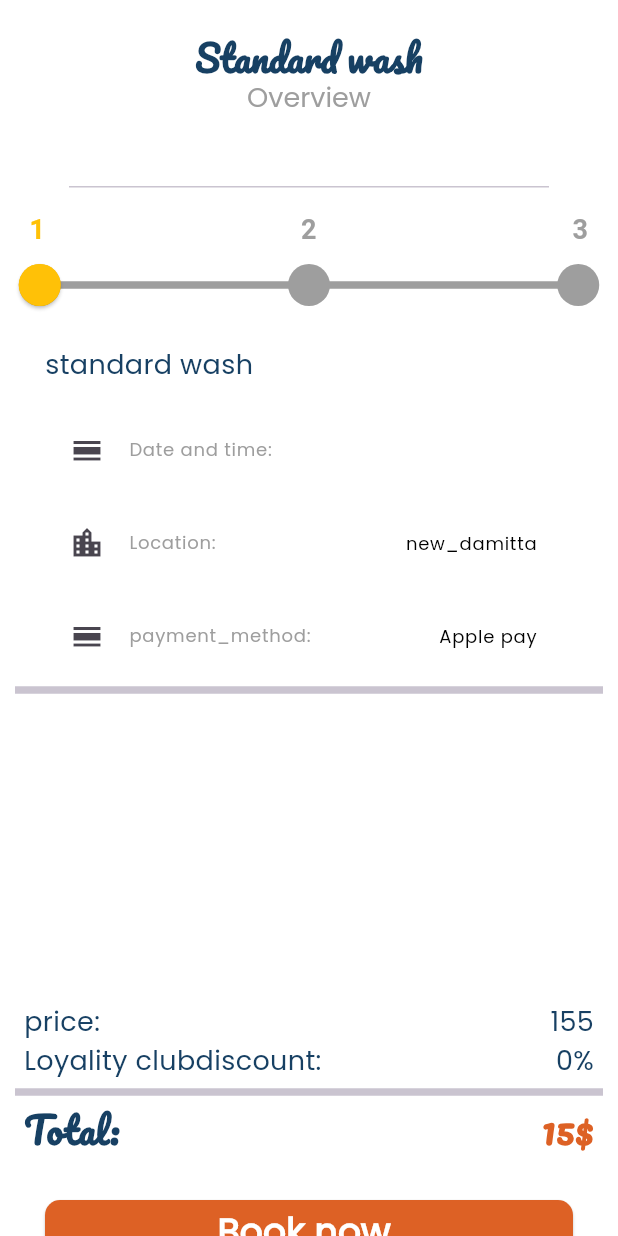
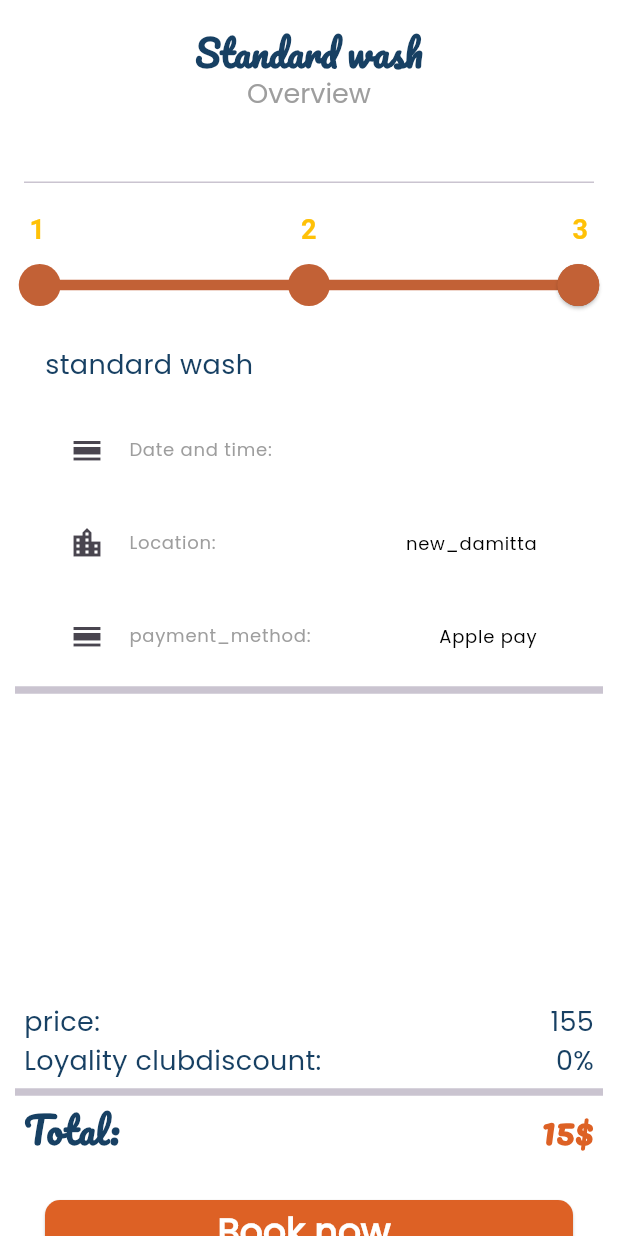
Before and after one commit to AhmedRe33t/car-wash, a Flutter app: the OverView screen opened by its route, on a phone screen of 412 x 824 dp. Run offline on Flutter 3.47's test engine with Material 3 defaults, Android fonts, the phone set to English and light mode, and no system bars; our stand-ins replace cached_network_image, carousel_slider, cloud_firestore, firebase_auth, firebase_core, flutter_bloc and 7 more; accounts and stored records are empty.

Commit message:
standered screens

```diff
--- a/lib/features/splash/presentation/view/splash_view.dart
+++ b/lib/features/splash/presentation/view/splash_view.dart
@@ -31,7 +31,7 @@ class _SplashViewState extends State<SplashView> {
                       const SliverToBoxAdapter(child: CustomSplashImage(),),
                       SliverToBoxAdapter(child: SizedBox(height: 100.h,),),
                        SliverToBoxAdapter(child: CustomBtn(text: 'Get Started ',color: AppColors.amperColor,onPressed: () {
-                        customNavigaeReplacement(context, path: '/overView');
+                        customNavigaeReplacement(context, path: '/dateTimeView');
                       },),)
 
 
--- a/lib/features/standered_wash/presentation/view/date_time.dart
+++ b/lib/features/standered_wash/presentation/view/date_time.dart
@@ -1,4 +1,5 @@
 
+import 'package:carwashing/core/functions/navigation.dart';
 import 'package:carwashing/core/utils/app_colors.dart';
 import 'package:carwashing/core/utils/app_text_style.dart';
 import 'package:carwashing/core/widgets/custom_btn.dart';
@@ -25,7 +26,7 @@ class DateTimeView extends StatelessWidget {
       ),
       body: CustomScrollView(
         slivers: [
-          SliverToBoxAdapter(child: CustomSliderThem(),),
+          SliverToBoxAdapter(child: CustomSliderThem(indexTop: 0,),),
           SliverToBoxAdapter(child: SizedBox(height: 10.h,),),
           SliverToBoxAdapter(child: Text('Select your date and time',style: CustomTextStyle.poppins500style18.copyWith(color: AppColors.primaryColor),),),
           SliverToBoxAdapter(child: Text('select days when wash is available',style: CustomTextStyle.poppins500style18,),),
@@ -35,7 +36,7 @@ class DateTimeView extends StatelessWidget {
          SliverToBoxAdapter(child: Padding(
            padding: const EdgeInsets.all(30),
            child: CustomBtn(text: 'Next ',color: AppColors.amperColor,onPressed: () {
-
+                         customNavigate(context, path: '/overView');
                         },),
          ),)
 
--- a/lib/features/standered_wash/presentation/view/over_view.dart
+++ b/lib/features/standered_wash/presentation/view/over_view.dart
@@ -20,15 +20,14 @@ class OverView extends StatelessWidget {
         backgroundColor: Colors.white,
         centerTitle: true,
 
-        title:const Padding(
-      padding:  EdgeInsets.only(top: 6,right: 30,left: 30,bottom: 0),
-      child: standered_screens(title: 'Standard wash', subTitle: 'Overview',),
+        title:const
+       standered_screens(title: 'Standard wash', subTitle: 'Overview',),
 
 
-        )),
+        ),
       body: CustomScrollView(
         slivers: [
-          SliverToBoxAdapter(child: CustomSliderThem(),),
+          SliverToBoxAdapter(child: CustomSliderThem(indexTop: 2,),),
           SliverToBoxAdapter(child: SizedBox(height: 10.h,),),
           SliverToBoxAdapter(child:  Padding(
       padding: const EdgeInsets.only(top: 6,right: 30,left: 30,bottom: 0),
--- a/lib/features/standered_wash/presentation/widgets/custom_slider.dart
+++ b/lib/features/standered_wash/presentation/widgets/custom_slider.dart
@@ -1,25 +1,26 @@
+import 'package:carwashing/core/utils/app_colors.dart';
 import 'package:carwashing/features/standered_wash/presentation/widgets/utils.dart';
 import 'package:flutter/material.dart';
 
 class CustomSliderThem extends StatefulWidget {
-   CustomSliderThem({super.key});
-
+   CustomSliderThem({super.key, required this.indexTop});
+   int indexTop;
   @override
   State<CustomSliderThem> createState() => _CustomSliderThemState();
 }
 
 class _CustomSliderThemState extends State<CustomSliderThem> {
-     final Color activeColor=Colors.amber;
+     final Color activeColor=AppColors.deepAmperColor;
 
      final Color inActiveColor=Colors.grey;
 
      final double thumReduies=14;
 
      final double tickMarkReduies=14;
-     int indexTop=0;
+
 
       double valu=0;
-    final List<num>nums=[1,2,3];
+
   @override
   Widget build(BuildContext context) {
     final labels=['1','2','3'];
@@ -40,7 +41,7 @@ class _CustomSliderThemState extends State<CustomSliderThem> {
                 final selectedColor=Colors.amber;
                 final unselectedColor=Colors.grey;
 
-                final isSelected=index<=indexTop;
+                final isSelected=index<=widget.indexTop;
 
                 final color=isSelected?selectedColor:unselectedColor;
                 return buildLabel(label: labels, width: 30, color: color);
@@ -72,10 +73,10 @@ class _CustomSliderThemState extends State<CustomSliderThem> {
           min: 0,
           //label: valu.round().toString(),
           divisions: 2,
-          value:indexTop.toDouble() ,
-           onChanged: (value)=>setState(() =>
+          value:widget.indexTop.toDouble() ,
+           onChanged: (value)=>
 
-           this.indexTop =value.toInt()))),
+           widget.indexTop =value.toInt())),
     ],
   );
   }
```
